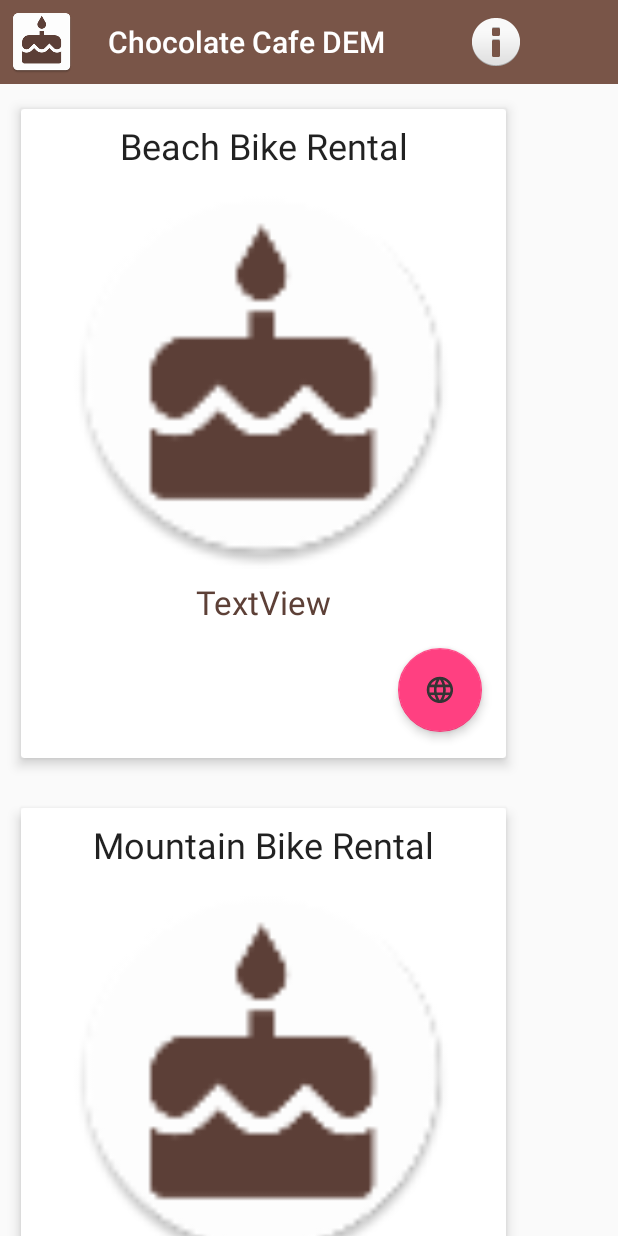
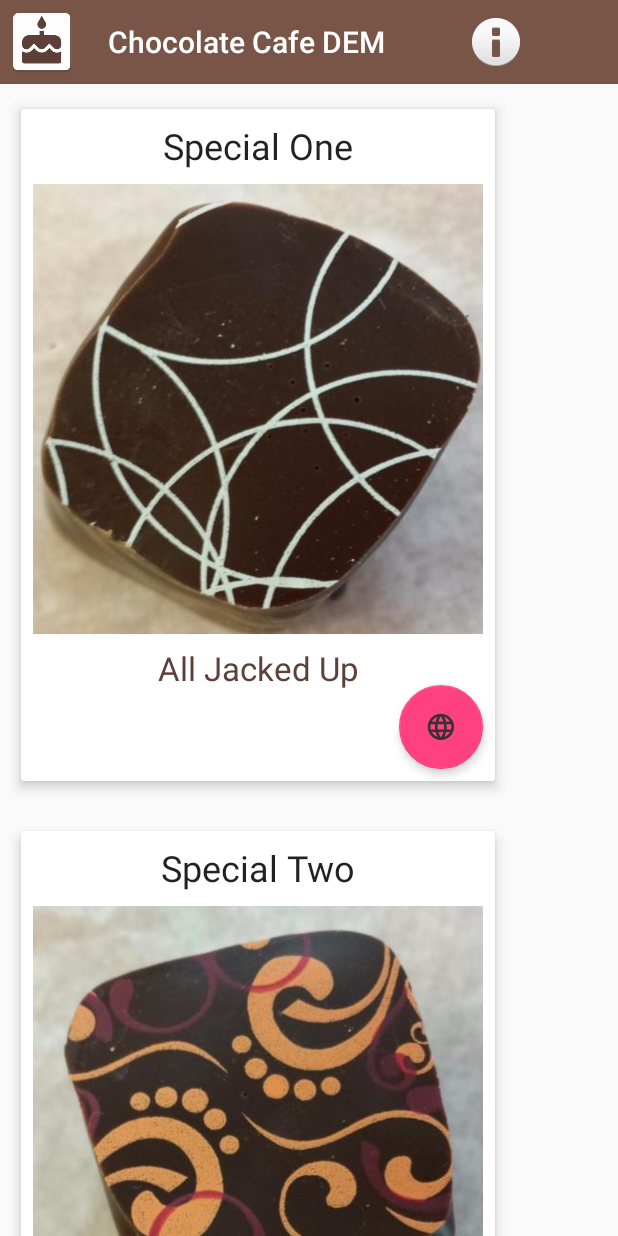
Before and after one commit to dmutlu/ChocolateCafeDEM, an Android app: the screen it shows after launch (MainActivity), on a phone screen of 412 x 824 dp. Run offline under Robolectric (Android 15) with nearby library versions, the phone set to English and light mode, and no system bars.

Commit message:
Added additional strings, modified layout.

```diff
--- a/app/src/main/java/edu/umbc/dmutlu1/chocolatecafedem/BikeData.java
+++ /dev/null
@@ -1,7 +0,0 @@
-package edu.umbc.dmutlu1.chocolatecafedem;
-
-public class BikeData
-{
-    static final String[] bikes = {"Beach Bike Rental", "Mountain Bike Rental"};
-    static final Integer[] drawableArray = {R.mipmap.ic_launcher_round, R.mipmap.ic_launcher_round};
-}
--- a/app/src/main/java/edu/umbc/dmutlu1/chocolatecafedem/Bike.java
+++ b/app/src/main/java/edu/umbc/dmutlu1/chocolatecafedem/Dessert.java
@@ -1,13 +1,15 @@
 package edu.umbc.dmutlu1.chocolatecafedem;
 
-public class Bike
+public class Dessert
 {
 
     private final String name;
+    private final String title;
     private final int image;
 
-    public Bike(String name, int image) {
+    public Dessert(String name, String title, int image) {
         this.name = name;
+        this.title = title;
         this.image=image;
     }
 
@@ -15,6 +17,10 @@ public class Bike
         return name;
     }
 
+    public String getTitle() {
+        return title;
+    }
+
     public int getImage() {
         return image;
     }
--- /dev/null
+++ b/app/src/main/java/edu/umbc/dmutlu1/chocolatecafedem/DessertData.java
@@ -0,0 +1,10 @@
+package edu.umbc.dmutlu1.chocolatecafedem;
+
+public class DessertData
+{
+    static final String[] desserts = {"All Jacked Up", "Blood Orange Truffle", "Bourbon Truffle",
+            "Dark Belgian Truffle"};
+    static final String[] specials = {"Special One", "Special Two", "Special Three", "Special Four"};
+    static final Integer[] drawableArray = {R.drawable.jack, R.drawable.orange,
+    R.drawable.bourbon, R.drawable.belgian};
+}
--- a/app/src/main/java/edu/umbc/dmutlu1/chocolatecafedem/MainActivity.java
+++ b/app/src/main/java/edu/umbc/dmutlu1/chocolatecafedem/MainActivity.java
@@ -16,7 +16,7 @@ public class MainActivity extends AppCompatActivity implements LinkHandler
     private RecyclerView.Adapter mAdapter;
     private RecyclerView.LayoutManager mLayoutManager;
     private ImageView infoButton;
-    private static ArrayList<Bike> data;
+    private static ArrayList<Dessert> data;
 
     @Override
     protected void onCreate(Bundle savedInstanceState)
@@ -35,10 +35,11 @@ public class MainActivity extends AppCompatActivity implements LinkHandler
         mRecyclerView.setLayoutManager(mLayoutManager);
 
         data = new ArrayList<>();
-        for (int i = 0; i < BikeData.bikes.length; i++) {
-            data.add(new Bike(
-                    BikeData.bikes[i],
-                    BikeData.drawableArray[i]
+        for (int i = 0; i < DessertData.desserts.length; i++) {
+            data.add(new Dessert(
+                    DessertData.desserts[i],
+                    DessertData.specials[i],
+                    DessertData.drawableArray[i]
             ));
         }
 
--- a/app/src/main/java/edu/umbc/dmutlu1/chocolatecafedem/MyAdapter.java
+++ b/app/src/main/java/edu/umbc/dmutlu1/chocolatecafedem/MyAdapter.java
@@ -11,7 +11,7 @@ import android.widget.TextView;
 import java.util.ArrayList;
 
 public class MyAdapter extends RecyclerView.Adapter<MyAdapter.ViewHolder> {
-    private final ArrayList<Bike> dataSet;
+    private final ArrayList<Dessert> dataSet;
     private final LinkHandler handler;
 
     // Provide a reference to the views for each data item
@@ -19,21 +19,23 @@ public class MyAdapter extends RecyclerView.Adapter<MyAdapter.ViewHolder> {
     // you provide access to all the views for a data item in a view holder
     public static class ViewHolder extends RecyclerView.ViewHolder {
         // each data item is just a string in this case
-        final TextView mTextView;
+        final TextView name;
+        final TextView title;
         final ImageView imageViewIcon;
         final FloatingActionButton mFAB;
 
         public ViewHolder(View v) {
             super(v);
 
-            this.mTextView = itemView.findViewById(R.id.textViewName);
+            this.name = itemView.findViewById(R.id.textViewName);
+            this.title = itemView.findViewById(R.id.textViewTitle);
             this.imageViewIcon = itemView.findViewById(R.id.imageView);
             this.mFAB = itemView.findViewById(R.id.floatingActionButton);
         }
     }
 
     // Provide a suitable constructor (depends on the kind of dataset)
-    public MyAdapter(ArrayList<Bike> myDataset, LinkHandler handler) {
+    public MyAdapter(ArrayList<Dessert> myDataset, LinkHandler handler) {
         dataSet = myDataset;
         this.handler = handler;
     }
@@ -56,7 +58,8 @@ public class MyAdapter extends RecyclerView.Adapter<MyAdapter.ViewHolder> {
     public void onBindViewHolder(ViewHolder holder, int position) {
         // - get element from your dataset at this position
         // - replace the contents of the view with that element
-        holder.mTextView.setText(dataSet.get(position).getName());
+        holder.name.setText(dataSet.get(position).getName());
+        holder.title.setText(dataSet.get(position).getTitle());
         holder.imageViewIcon.setImageResource(dataSet.get(position).getImage());
 
         holder.mFAB.setOnClickListener(view -> handler.openLink(R.string.dessert_URL));
--- a/app/src/main/res/layout/dessert_card.xml
+++ b/app/src/main/res/layout/dessert_card.xml
@@ -10,7 +10,7 @@
     <android.support.v7.widget.CardView
             android:id="@+id/card_view"
             android:layout_width="wrap_content"
-            android:layout_height="450dp"
+            android:layout_height="465dp"
             card_view:cardElevation="5dp"
             card_view:cardUseCompatPadding="true" card_view:cardBackgroundColor="@color/cardview_light_background"
             tools:layout_constraintTop_creator="1" tools:layout_constraintRight_creator="1"
@@ -27,57 +27,58 @@
                 android:layout_width="match_parent"
                 android:layout_height="match_parent"
                 android:orientation="horizontal"
-        >
-
-            <ImageView
-                    android:id="@+id/imageView"
-                    android:tag="image_tag"
-                    android:layout_width="307dp"
-                    android:layout_height="258dp"
-                    android:src="@mipmap/ic_launcher"
-                    android:layout_marginLeft="8dp"
-                    card_view:layout_constraintLeft_toLeftOf="parent" android:layout_marginRight="8dp"
-                    card_view:layout_constraintRight_toRightOf="parent"
-                    android:layout_marginStart="8dp"
-                    android:layout_marginEnd="8dp"
-                    card_view:layout_constraintHorizontal_bias="0.0"
-                    android:contentDescription="@string/content_description" android:layout_marginTop="8dp"
-                    card_view:layout_constraintTop_toBottomOf="@+id/textViewName"/>
+                tools:layout_editor_absoluteY="8dp" tools:layout_editor_absoluteX="6dp">
 
             <TextView
                     android:text="TextView"
                     android:layout_width="wrap_content"
-                    android:layout_height="wrap_content" android:id="@+id/textViewName"
+                    android:layout_height="wrap_content" android:id="@+id/textViewTitle"
                     android:textAppearance="@style/TextAppearance.AppCompat.Headline"
                     card_view:layout_constraintTop_toTopOf="parent"
                     android:layout_marginTop="8dp" android:layout_marginLeft="8dp"
                     card_view:layout_constraintLeft_toLeftOf="parent" android:layout_marginRight="8dp"
                     card_view:layout_constraintRight_toRightOf="parent"/>
+            <ImageView
+                    android:id="@+id/imageView"
+                    android:tag="image_tag"
+                    android:layout_width="300dp"
+                    android:layout_height="300dp"
+                    android:src="@mipmap/ic_launcher"
+                    android:layout_marginStart="8dp"
+                    android:layout_marginEnd="8dp"
+                    android:contentDescription="@string/content_description"
+                    android:layout_marginLeft="8dp"
+                    card_view:layout_constraintLeft_toLeftOf="parent" android:layout_marginRight="8dp"
+                    card_view:layout_constraintRight_toRightOf="parent" android:layout_marginTop="9dp"
+                    card_view:layout_constraintTop_toBottomOf="@+id/textViewTitle"
+                    card_view:layout_constraintHorizontal_bias="0.0"/>
             <TextView
-                    android:id="@+id/textViewTitle"
+                    android:id="@+id/textViewName"
                     android:layout_width="wrap_content"
                     android:layout_height="wrap_content"
                     android:text="TextView"
                     android:textAppearance="@style/TextAppearance.AppCompat.Large"
-                    android:layout_marginTop="7dp"
-                    card_view:layout_constraintTop_toBottomOf="@+id/imageView" android:layout_marginLeft="8dp"
+                    android:layout_marginStart="8dp"
+                    android:layout_marginEnd="8dp" android:textColor="@color/colorPrimaryDark"
+                    card_view:layout_constraintBottom_toBottomOf="parent"
+                    android:layout_marginBottom="8dp" android:layout_marginLeft="8dp"
                     card_view:layout_constraintLeft_toLeftOf="parent" android:layout_marginRight="8dp"
-                    card_view:layout_constraintRight_toRightOf="parent"
-                    android:layout_marginStart="8dp"
-                    android:layout_marginEnd="8dp" android:textColor="@color/colorPrimaryDark"/>
+                    card_view:layout_constraintRight_toRightOf="parent" android:layout_marginTop="8dp"
+                    card_view:layout_constraintTop_toBottomOf="@+id/imageView"
+                    card_view:layout_constraintVertical_bias="0.0" card_view:layout_constraintHorizontal_bias="0.502"/>
             <android.support.design.widget.FloatingActionButton
                     android:layout_width="wrap_content"
                     android:layout_height="wrap_content"
                     android:clickable="true"
                     card_view:fabSize="normal"
                     android:id="@+id/floatingActionButton"
-                    card_view:layout_constraintBottom_toBottomOf="parent"
-                    android:layout_marginBottom="8dp" android:layout_marginRight="8dp"
-                    card_view:layout_constraintRight_toRightOf="parent" android:layout_marginLeft="8dp"
-                    card_view:layout_constraintLeft_toLeftOf="parent" card_view:layout_constraintTop_toTopOf="parent"
-                    android:layout_marginTop="8dp" card_view:layout_constraintHorizontal_bias="0.968"
-                    card_view:layout_constraintVertical_bias="0.974" card_view:srcCompat="@mipmap/ic_fab_web"
-                    card_view:elevation="4dp"/>
+                    card_view:srcCompat="@mipmap/ic_fab_web"
+                    card_view:elevation="4dp"
+                    android:layout_marginLeft="8dp" card_view:layout_constraintLeft_toLeftOf="parent"
+                    android:layout_marginRight="8dp" card_view:layout_constraintRight_toRightOf="parent"
+                    card_view:layout_constraintTop_toTopOf="parent" android:layout_marginTop="8dp"
+                    card_view:layout_constraintBottom_toBottomOf="parent" android:layout_marginBottom="8dp"
+                    card_view:layout_constraintHorizontal_bias="1.0" card_view:layout_constraintVertical_bias="1.0"/>
         </android.support.constraint.ConstraintLayout>
 
     </android.support.v7.widget.CardView>
```
Also changed, not shown: app/src/main/res/drawable/belgian.jpg (added), app/src/main/res/drawable/bourbon.jpg (added), app/src/main/res/drawable/jack.jpg (added), app/src/main/res/drawable/orange.jpg (added).
